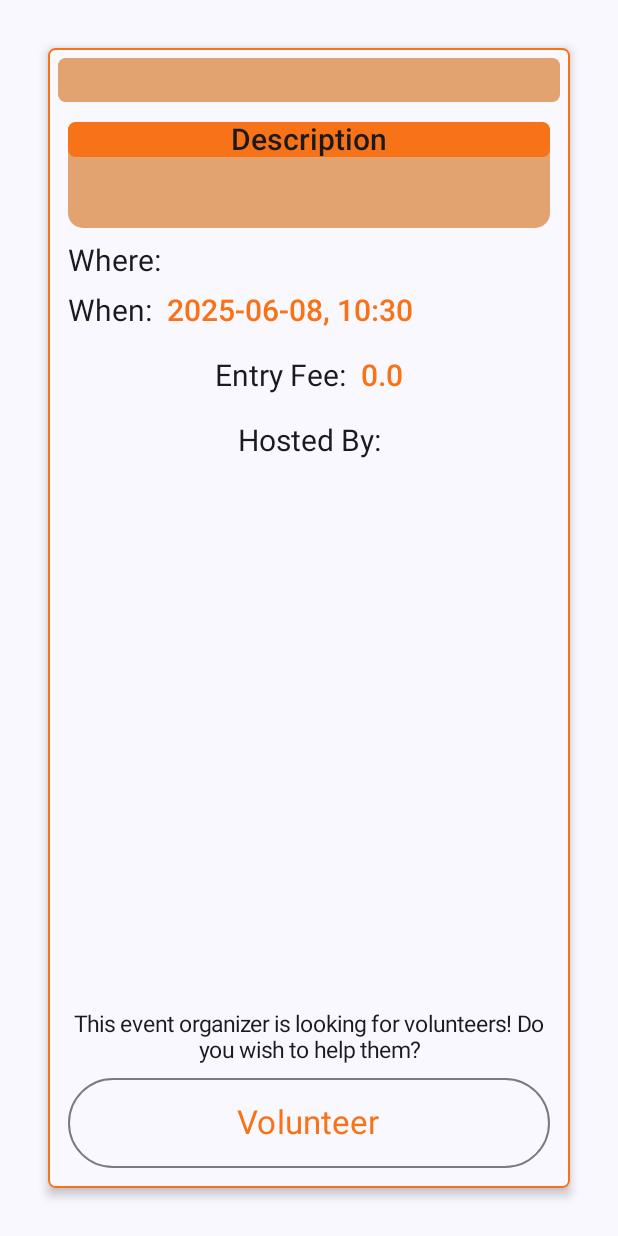
After one commit to foivos-laz/Mobile_Computing_Project, an Android app built with Jetpack Compose: the composable EventDetailsPage called with empty values, on a phone screen of 412 x 824 dp. The commit adds this screen. Run offline under Robolectric (Android 15) with nearby library versions, the phone set to English and light mode, and no system bars; our stand-ins replace Firebase (no records; nobody signed in at launch, a user with empty details on screens opened directly); 1 statement that could not run was skipped.

Commit message:
Eight commit

```diff
--- a/app/src/main/java/com/example/mobilecomputingassignment/Routes.kt
+++ b/app/src/main/java/com/example/mobilecomputingassignment/Routes.kt
@@ -8,4 +8,5 @@ object Routes {
     var namechangescreen = "NameChangeScreen"
     var passwordhangescreen = "EmailChangeScreen"
     var emailchangescreen = "PasswordChangeScreen"
+    var eventdetailspage = "EventDetailsPage"
 }
--- /dev/null
+++ b/app/src/main/java/com/example/mobilecomputingassignment/model/EventModel.kt
@@ -0,0 +1,18 @@
+package com.example.mobilecomputingassignment.model
+
+import com.google.firebase.Timestamp
+
+data class EventModel(
+    val askVolunteer : Boolean = false,
+    var availableSeats : Int = 0,
+    val date : Timestamp = Timestamp.now(),
+    val description : String = "",
+    var hostedBy : List<String> = emptyList(),
+    var id : String = "",
+    val location : String = "",
+    val name : String = "",
+    val needRegistration : Boolean = false,
+    val price : Double = 0.0,
+    var registeredUsers : List<String> = emptyList(),
+    var volunteers : List<String> = emptyList()
+)
--- /dev/null
+++ b/app/src/main/java/com/example/mobilecomputingassignment/pages/EventDetailsPage.kt
@@ -0,0 +1,361 @@
+package com.example.mobilecomputingassignment.pages
+
+import androidx.compose.foundation.BorderStroke
+import androidx.compose.foundation.background
+import androidx.compose.foundation.clickable
+import androidx.compose.foundation.layout.Arrangement
+import androidx.compose.foundation.layout.Column
+import androidx.compose.foundation.layout.Row
+import androidx.compose.foundation.layout.Spacer
+import androidx.compose.foundation.layout.fillMaxSize
+import androidx.compose.foundation.layout.fillMaxWidth
+import androidx.compose.foundation.layout.height
+import androidx.compose.foundation.layout.padding
+import androidx.compose.foundation.layout.width
+import androidx.compose.foundation.shape.RoundedCornerShape
+import androidx.compose.material3.Button
+import androidx.compose.material3.ButtonDefaults
+import androidx.compose.material3.Card
+import androidx.compose.material3.CardDefaults
+import androidx.compose.material3.MaterialTheme
+import androidx.compose.material3.OutlinedButton
+import androidx.compose.material3.Text
+import androidx.compose.runtime.Composable
+import androidx.compose.runtime.LaunchedEffect
+import androidx.compose.runtime.getValue
+import androidx.compose.runtime.mutableStateOf
+import androidx.compose.runtime.remember
+import androidx.compose.runtime.setValue
+import androidx.compose.ui.Alignment
+import androidx.compose.ui.Modifier
+import androidx.compose.ui.graphics.Color
+import androidx.compose.ui.platform.LocalContext
+import androidx.compose.ui.res.stringResource
+import androidx.compose.ui.text.TextStyle
+import androidx.compose.ui.text.font.FontWeight
+import androidx.compose.ui.text.style.TextAlign
+import androidx.compose.ui.unit.dp
+import androidx.compose.ui.unit.sp
+import com.example.mobilecomputingassignment.AppUtil
+import com.example.mobilecomputingassignment.R
+import com.example.mobilecomputingassignment.model.ClubModel
+import com.example.mobilecomputingassignment.model.EventModel
+import com.google.firebase.Firebase
+import com.google.firebase.auth.FirebaseAuth
+import com.google.firebase.firestore.FieldValue
+import com.google.firebase.firestore.FirebaseFirestore
+import com.google.firebase.firestore.firestore
+import kotlinx.coroutines.tasks.await
+import java.text.SimpleDateFormat
+import java.util.Locale
+
+@Composable
+fun EventDetailsPage(modifier: Modifier = Modifier, eventID : String) {
+    var event by remember{
+        mutableStateOf(EventModel())
+    }
+
+    LaunchedEffect(key1 = Unit) {
+        Firebase.firestore.collection("events").document(eventID).get()
+            .addOnCompleteListener {
+                if(it.isSuccessful){
+                    var result = it.result.toObject(EventModel::class.java)
+                    if(result!=null){
+                        result.id = it.result.id
+                        event = result
+                    }
+                }
+            }
+    }
+
+    var context = LocalContext.current
+
+    val auth = FirebaseAuth.getInstance()
+    val db = FirebaseFirestore.getInstance()
+    var isRegistered by remember { mutableStateOf(false) }
+    var hostNames by remember { mutableStateOf(listOf<String>()) }
+    var hostingClubs by remember { mutableStateOf<List<ClubModel>>(emptyList()) }
+
+    val currentUser = auth.currentUser
+    val currentUserId = currentUser?.uid!!
+
+    LaunchedEffect(event.id) {
+        if (event.id?.isNotEmpty() == true) {
+            val eventSnapshot = db.collection("events").document(event.id!!).get().await()
+            val hostedByIds = eventSnapshot.get("hostedBy") as? List<String> ?: emptyList()
+
+            val loadedClubs = mutableListOf<ClubModel>()
+            for (id in hostedByIds) {
+                val doc = db.collection("clubs").document(id).get().await()
+                val club = doc.toObject(ClubModel::class.java)
+                if (club != null) {
+                    club.id = doc.id
+                    loadedClubs.add(club)
+                }
+            }
+
+            hostingClubs = loadedClubs
+        }
+    }
+
+    val date = event.date.toDate()
+    val formatter = SimpleDateFormat("yyyy-MM-dd, HH:mm", Locale.getDefault())
+    val formattedDate = formatter.format(date)
+
+    Card(
+        modifier = Modifier.fillMaxWidth().padding(32.dp),
+        shape = RoundedCornerShape(5.dp),
+        elevation = CardDefaults.cardElevation(4.dp),
+        border = BorderStroke(1.dp, Color(0xFFF87217)),
+        colors = CardDefaults.cardColors(containerColor = MaterialTheme.colorScheme.surface)
+    ){
+        //Event Name Area
+        Column(modifier = Modifier.fillMaxSize().padding(3.dp),
+            verticalArrangement = Arrangement.Top,
+            horizontalAlignment = Alignment.CenterHorizontally){
+            Column(modifier = Modifier.fillMaxWidth().padding(3.dp)
+                .background(Color(0xFFE3A370), shape = RoundedCornerShape(5.dp)),
+                verticalArrangement = Arrangement.Center,
+                horizontalAlignment = Alignment.CenterHorizontally){
+                Text(text = event.name, modifier = Modifier,
+                    style = TextStyle(
+                        fontSize = 25.sp,
+                        fontWeight = FontWeight.SemiBold
+                    ))
+            }
+            //The are of the rest of the information
+            Column( modifier = Modifier.padding(10.dp)
+                ,verticalArrangement = Arrangement.Center,
+                horizontalAlignment = Alignment.CenterHorizontally) {
+                //Description
+                Column(modifier = Modifier.fillMaxWidth()
+                    .background(Color(0xFFE3A370), shape = RoundedCornerShape(10.dp)),
+                    verticalArrangement = Arrangement.Center,
+                    horizontalAlignment = Alignment.CenterHorizontally){
+                    Text(text = stringResource(id = R.string.eventdetailspage_description), modifier = Modifier
+                        .background(Color(0xFFF87217), shape = RoundedCornerShape(5.dp)).fillMaxWidth(),
+                        textAlign = TextAlign.Center,
+                        style = TextStyle(
+                            fontSize = 20.sp,
+                            fontWeight = FontWeight.SemiBold,
+                        ))
+
+                    Spacer(modifier = Modifier.height(10.dp))
+
+                    Text(text = event.description, modifier = Modifier.padding(10.dp),
+                        textAlign = TextAlign.Justify,
+                        style = TextStyle(
+                            fontSize = 15.sp,
+                            fontWeight = FontWeight.Normal
+
+                        ))
+                }
+
+                Spacer(modifier = Modifier.height(10.dp))
+
+                //Location Information
+                Row(modifier = Modifier.fillMaxWidth(),
+                    horizontalArrangement = Arrangement.Start,
+                    verticalAlignment = Alignment.CenterVertically){
+                    Text(text = stringResource(id = R.string.eventdetailspage_wheretext), modifier = Modifier,
+                        style = TextStyle(
+                            fontSize = 20.sp,
+                        ))
+
+                    Spacer(modifier = Modifier.width(10.dp))
+
+                    Text(text = event.location, modifier = Modifier,
+                        style = TextStyle(
+                            fontSize = 20.sp,
+                            fontWeight = FontWeight.SemiBold,
+                            color = Color(0xFFF87217)
+                        ))
+
+
+                }
+
+                Spacer(modifier = Modifier.height(10.dp))
+
+                //Date Information
+                Row(modifier = Modifier.fillMaxWidth(),
+                    horizontalArrangement = Arrangement.Start,
+                    verticalAlignment = Alignment.CenterVertically){
+                    Text(text = stringResource(id = R.string.eventdetailspage_whentext), modifier = Modifier,
+                        style = TextStyle(
+                            fontSize = 20.sp,
+                        ))
+
+                    Spacer(modifier = Modifier.width(10.dp))
+
+                    Text(text = formattedDate, modifier = Modifier,
+                        style = TextStyle(
+                            fontSize = 20.sp,
+                            fontWeight = FontWeight.SemiBold,
+                            color = Color(0xFFF87217)
+                        ))
+                }
+
+                Spacer(modifier = Modifier.height(20.dp))
+
+                //Price Information
+                Column(modifier = Modifier.fillMaxWidth(),
+                    verticalArrangement = Arrangement.Center,
+                    horizontalAlignment = Alignment.CenterHorizontally){
+                    Row(modifier = Modifier.fillMaxWidth(),
+                        horizontalArrangement = Arrangement.Center,
+                        verticalAlignment = Alignment.CenterVertically){
+                        Text(text = stringResource(id = R.string.eventdetailspage_pricetext), modifier = Modifier,
+                            style = TextStyle(
+                                fontSize = 20.sp,
+                            ))
+
+                        Spacer(modifier = Modifier.width(10.dp))
+
+                        Text(text = event.price.toString(), modifier = Modifier,
+                            style = TextStyle(
+                                fontSize = 20.sp,
+                                fontWeight = FontWeight.SemiBold,
+                                color = Color(0xFFF87217)
+                            ))
+                    }
+                }
+
+                Spacer(modifier = Modifier.height(20.dp))
+
+                // Host Information
+                Column(
+                    modifier = Modifier.fillMaxWidth(),
+                    verticalArrangement = Arrangement.Center,
+                    horizontalAlignment = Alignment.CenterHorizontally
+                ) {
+                    Text(
+                        text = stringResource(id = R.string.eventdetailspage_hostebytext),
+                        style = TextStyle(fontSize = 20.sp)
+                    )
+
+                    Spacer(modifier = Modifier.height(10.dp))
+
+                    for (club in hostingClubs) {
+                        Text(
+                            text = club.name,
+                            style = TextStyle(
+                                fontSize = 20.sp,
+                                fontWeight = FontWeight.SemiBold,
+                                color = Color(0xFFF87217)
+                            )
+                        )
+                        Spacer(modifier = Modifier.height(10.dp))
+                    }
+                }
+
+                Spacer(modifier = Modifier.weight(1f))
+
+                //Registration Information
+                if(event.needRegistration == true){
+                    Column(modifier = Modifier.fillMaxWidth(),
+                        verticalArrangement = Arrangement.Center,
+                        horizontalAlignment = Alignment.CenterHorizontally) {
+                        Text(text = stringResource(id = R.string.eventdetailspage_registrationneeded), modifier = Modifier,
+                            textAlign = TextAlign.Center,
+                            style = TextStyle(
+                                fontSize = 15.sp,
+                                fontWeight = FontWeight.Normal
+                            ))
+                        Spacer(modifier = Modifier.height(10.dp))
+
+                        Button(
+                            onClick = {
+                                if (event.availableSeats > 0 && event.needRegistration) {
+                                    val ref = db.collection("events").document(event.id!!)
+                                    db.runTransaction { transaction ->
+                                        val snapshot = transaction.get(ref)
+                                        val seats = snapshot.getLong("availableSeats") ?: 0L
+                                        val registeredUsers = snapshot.get("registeredUsers") as? List<String> ?: emptyList()
+
+                                        // Fail if already registered
+                                        if (currentUserId in registeredUsers) {
+                                            throw Exception("Already registered")
+                                        }
+
+                                        // Fail if full
+                                        if (seats <= 0) {
+                                            throw Exception("No seats left")
+                                        }
+
+                                        // Update data
+                                        transaction.update(ref, mapOf(
+                                            "availableSeats" to seats - 1,
+                                            "registeredUsers" to FieldValue.arrayUnion(currentUserId)
+                                        ))
+
+                                    }.addOnSuccessListener {
+                                        isRegistered = true
+                                        AppUtil.showToast(context, "Successfully registered")
+                                    }.addOnFailureListener { e ->
+                                        val message = when (e.message) {
+                                            "Already registered" -> "You are already registered"
+                                            "No seats left" -> "No more available seats"
+                                            else -> "Failed to register: ${e.message}"
+                                        }
+                                        AppUtil.showToast(context, message)
+                                    }
+                                }
+                            },
+                            modifier = Modifier
+                                .fillMaxWidth()
+                                .height(60.dp),
+                            colors = ButtonDefaults.buttonColors(
+                                containerColor = Color(0xFFF87217),
+                                contentColor = Color.White
+                            )
+                        ) {
+                            Text(
+                                text = stringResource(id = R.string.eventdetailspage_register),
+                                fontSize = 22.sp,
+                                fontWeight = FontWeight.Normal,
+                            )
+                        }
+
+                    }
+                }
+
+                Spacer(modifier = Modifier.height(10.dp))
+
+                //Volunteer Information
+                if(event.askVolunteer == false){
+                    Column(modifier = Modifier.fillMaxWidth(),
+                        verticalArrangement = Arrangement.Center,
+                        horizontalAlignment = Alignment.CenterHorizontally) {
+                        Text(text = stringResource(id = R.string.eventdetailspage_volunteertext), modifier = Modifier,
+                            textAlign = TextAlign.Center,
+                            style = TextStyle(
+                                fontSize = 15.sp,
+                                fontWeight = FontWeight.Normal
+                            ))
+                        Spacer(modifier = Modifier.height(10.dp))
+
+                        OutlinedButton(
+                            onClick = {
+
+                            },
+                            modifier = Modifier
+                                .fillMaxWidth()
+                                .height(60.dp),
+                            colors = ButtonDefaults.buttonColors(
+                                containerColor = Color.Transparent,
+                                contentColor = Color(0xFFF87217)
+                            )
+                        ) {
+                            Text(
+                                text = stringResource(id = R.string.eventdetailspage_volunteerbutton),
+                                fontSize = 22.sp,
+                                fontWeight = FontWeight.Normal,
+                            )
+                        }
+
+                    }
+                }
+            }
+        }
+    }
+}
--- a/app/src/main/java/com/example/mobilecomputingassignment/pages/EventPage.kt
+++ b/app/src/main/java/com/example/mobilecomputingassignment/pages/EventPage.kt
@@ -20,10 +20,11 @@ import androidx.compose.ui.text.font.FontWeight
 import androidx.compose.ui.tooling.preview.Preview
 import androidx.compose.ui.unit.dp
 import androidx.compose.ui.unit.sp
+import androidx.navigation.NavHostController
 import com.example.mobilecomputingassignment.R
+import com.example.mobilecomputingassignment.components.EventsView
 
 @Composable
-@Preview
 fun EventPage(modifier: Modifier = Modifier) {
     val orange = Color(0xFFF87217)
 
@@ -44,10 +45,10 @@ fun EventPage(modifier: Modifier = Modifier) {
                 modifier = Modifier.fillMaxWidth(),
                 style = TextStyle(
                     fontSize = 30.sp,
-                    //fontFamily = FontFamily.Monospace,
                     fontWeight = FontWeight.Bold
                 )
             )
         }
+        EventsView(modifier)
     }
 }
--- a/app/src/main/res/values/strings.xml
+++ b/app/src/main/res/values/strings.xml
@@ -27,4 +27,15 @@
     <string name="namechangescreen_text1">Hi! Do you want to change your username?</string>
     <string name="passwordchangescreen_text1">Hi! Do you want to change your password?</string>
     <string name="emailchangescreen_text1">Hi! Do you want to change your email?</string>
+    <string name="eventdetailspage_wheretext">Where:</string>
+    <string name="eventdetailspage_whentext">When:</string>
+    <string name="eventdetailspage_pricetext">Entry Fee:</string>
+    <string name="eventdetailspage_hostebytext">Hosted By:</string>
+    <string name="eventdetailspage_volunteertext">This event organizer is looking for volunteers! Do you wish to help them?</string>
+    <string name="eventdetailspage_registrationneeded">This is event requires registration. Do you want to register?</string>
+    <string name="eventdetailspage_availableseatstwext">Available seats:</string>
+    <string name="eventdetailspage_volunteerbutton">Volunteer</string>
+    <string name="eventdetailspage_register">Register</string>
+    <string name="eventdetailspage_description">Description</string>
+    <string name="eventpagedetails_registerfull">Cannot register. Application list is full.</string>
 </resources>
```
Also changed, not shown: app/src/main/java/com/example/mobilecomputingassignment/AppNavigation.kt (+14 -1 lines), app/src/main/java/com/example/mobilecomputingassignment/components/EventsView.kt (added, +102 -0 lines), app/src/main/java/com/example/mobilecomputingassignment/model/ClubModel.kt (added, +10 -0 lines), app/src/main/java/com/example/mobilecomputingassignment/model/CommentModel.kt (added, +10 -0 lines), 2 other files.
